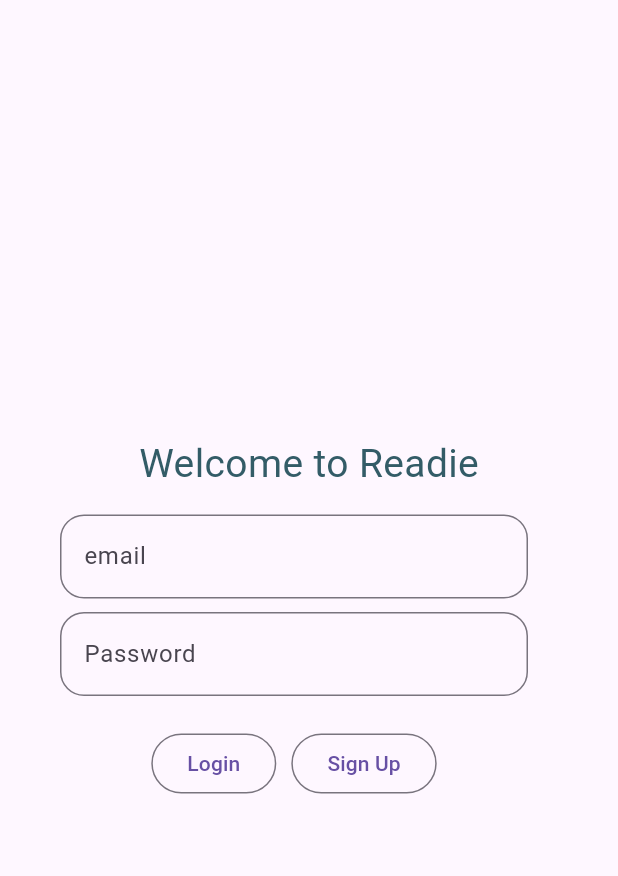
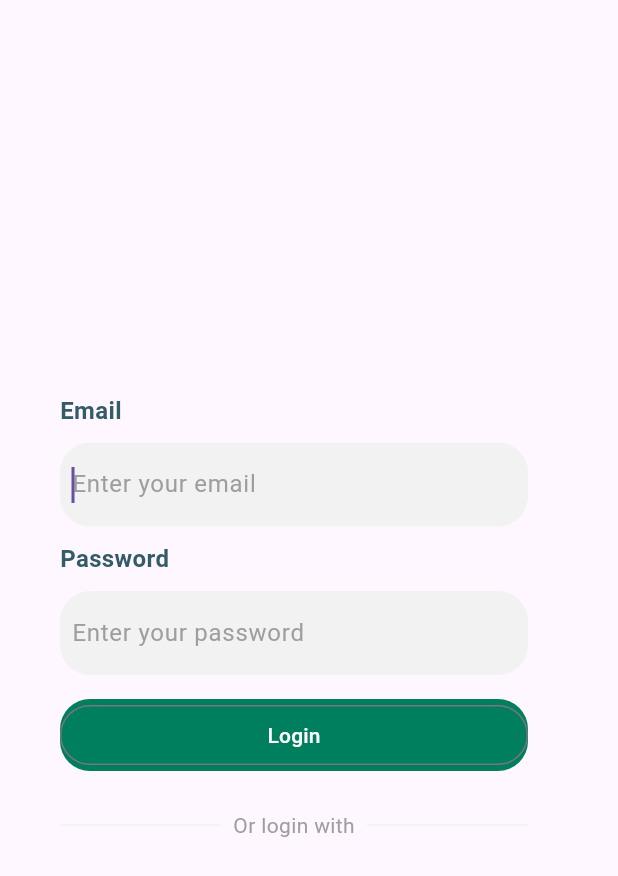
Before and after one commit to hpzynha/readie, a Flutter app: the screen it shows after launch, on a phone screen of 412 x 824 dp. Shown: the top 876 px of the screen. Run offline on Flutter 3.47's test engine with Material 3 defaults, Android fonts, the phone set to English and light mode, and no system bars; our stand-ins replace animated_splash_screen.

Commit message:
adjusting login page

```diff
--- a/lib/pages/auth/login_page.dart
+++ b/lib/pages/auth/login_page.dart
@@ -1,6 +1,8 @@
 import 'package:flutter/material.dart';
 
 import 'package:readie/style.dart';
+import 'package:readie/widgets/buttons.dart';
+import 'package:readie/widgets/text_form_field.dart';
 
 class LoginPage extends StatefulWidget {
   const LoginPage({super.key});
@@ -17,51 +19,66 @@ class _LoginPageState extends State<LoginPage> {
         mainAxisAlignment: MainAxisAlignment.center,
         mainAxisSize: MainAxisSize.max,
         children: [
-          Center(
-            child: Text(
-              "Welcome to Readie",
-              style: TextStyle(
-                color: rPrimaryColor,
-                fontSize: 26,
-              ),
-            ),
-          ),
-          const SizedBox(height: 15),
           Padding(
             padding: const EdgeInsets.only(left: 40, right: 60),
             child: Column(
               children: [
-                TextFormField(
-                  decoration: const InputDecoration(
-                    labelText: "email",
-                    border: OutlineInputBorder(
-                      borderRadius: BorderRadius.all(
-                        Radius.circular(16),
-                      ),
+                Row(
+                  mainAxisAlignment: MainAxisAlignment.start,
+                  children: [
+                    Text(
+                      'Email',
+                      style: TextStyle(
+                          fontWeight: FontWeight.bold,
+                          fontSize: 16,
+                          color: rPrimaryColor),
                     ),
-                  ),
+                    const SizedBox(height: 10),
+                  ],
                 ),
-                Padding(
-                  padding: const EdgeInsets.only(top: 9, bottom: 5),
-                  child: TextFormField(
-                    decoration: const InputDecoration(
-                      labelText: "Password",
-                      border: OutlineInputBorder(
-                        borderRadius: BorderRadius.all(
-                          Radius.circular(16),
-                        ),
-                      ),
+                const SizedBox(height: 10),
+                const LoginTextFormField(hintText: 'Enter your email'),
+                const SizedBox(height: 10),
+                Row(
+                  mainAxisAlignment: MainAxisAlignment.start,
+                  children: [
+                    Text(
+                      'Password',
+                      style: TextStyle(
+                          fontWeight: FontWeight.bold,
+                          fontSize: 16,
+                          color: rPrimaryColor),
                     ),
-                  ),
+                  ],
+                ),
+                const SizedBox(height: 10),
+                const LoginTextFormField(
+                  hintText: 'Enter your password',
                 ),
                 const SizedBox(height: 16),
-                Row(
-                  mainAxisAlignment: MainAxisAlignment.spaceBetween,
-                  mainAxisSize: MainAxisSize.min,
+                Column(
                   children: [
-                    OutlinedButton(onPressed: () {}, child: Text("Login")),
-                    const SizedBox(width: 10),
-                    OutlinedButton(onPressed: () {}, child: Text("Sign Up")),
+                    const LoginSignupButton(),
+                    const SizedBox(height: 24),
+                    Row(
+                      children: [
+                        Expanded(
+                          child: Divider(
+                            color: rSecondaryTextColor,
+                          ),
+                        ),
+                        const Padding(
+                          padding: EdgeInsets.symmetric(horizontal: 8.0),
+                          child: Text('Or login with',
+                              style: TextStyle(color: Colors.grey)),
+                        ),
+                        Expanded(
+                            child: Divider(
+                          color: rSecondaryTextColor,
+                          height: 24,
+                        ))
+                      ],
+                    )
                   ],
                 )
               ],
--- /dev/null
+++ b/lib/widgets/buttons.dart
@@ -0,0 +1,26 @@
+import 'package:flutter/material.dart';
+import 'package:readie/style.dart';
+
+class LoginSignupButton extends StatelessWidget {
+  const LoginSignupButton({super.key});
+
+  @override
+  Widget build(BuildContext context) {
+    return Container(
+      decoration: BoxDecoration(
+        color: rProgressbarColor,
+        borderRadius: BorderRadius.circular(20),
+      ),
+      child: SizedBox(
+        width: MediaQuery.of(context).size.width,
+        child: OutlinedButton(
+          onPressed: () {},
+          child: const Text(
+            "Login",
+            style: TextStyle(color: Colors.white),
+          ),
+        ),
+      ),
+    );
+  }
+}
--- /dev/null
+++ b/lib/widgets/text_form_field.dart
@@ -0,0 +1,28 @@
+import 'package:flutter/material.dart';
+import 'package:readie/style.dart';
+
+class LoginTextFormField extends StatelessWidget {
+  const LoginTextFormField({super.key, this.hintText});
+  final String? hintText;
+
+  @override
+  Widget build(BuildContext context) {
+    return Container(
+      decoration: BoxDecoration(
+        color: rSecondaryTextColor,
+        borderRadius: BorderRadius.circular(20),
+      ),
+      child: TextFormField(
+        autofocus: true,
+        decoration: InputDecoration(
+          labelText: "",
+          hintText: hintText,
+          floatingLabelBehavior: FloatingLabelBehavior.always,
+          contentPadding: const EdgeInsets.only(left: 8, bottom: 16),
+          hintStyle: const TextStyle(fontSize: 16, color: Colors.grey),
+          border: InputBorder.none,
+        ),
+      ),
+    );
+  }
+}
```
